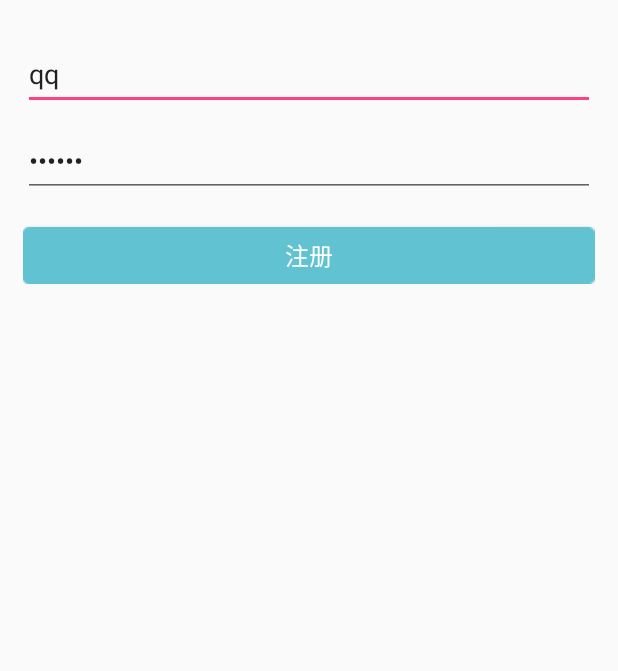
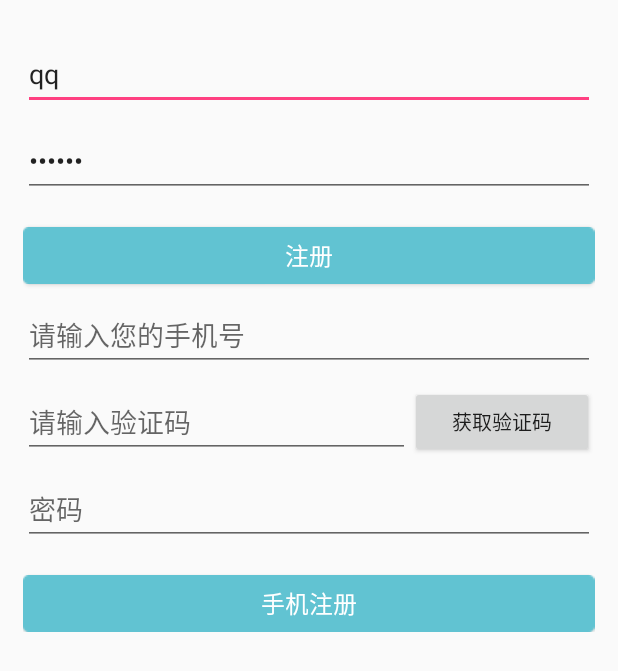
Before and after one commit to Moon0011/Hfapp, an Android app: the RegisterActivity screen opened directly, with no data from a screen before it, after a tap on "注册", on a phone screen of 412 x 824 dp. Shown: the top 671 px of the screen. Run offline under Robolectric (Android 15) with nearby library versions, the phone set to English and light mode, and no system bars; our stand-ins replace ButterKnife, CircleImageView; libraries missing offline, so code that uses them is left out: com.zhy.http, org.kymjs.kjframe, org.xutils.common, org.xutils.http, org.xutils.image and 1 more; 2 statements that could not run were skipped.

Commit message:
1.注册新增手机短信验证

```diff
--- a/app/src/main/java/com/hover/hf/common/Urls.java
+++ b/app/src/main/java/com/hover/hf/common/Urls.java
@@ -11,6 +11,7 @@ public class Urls {
     public static final String REQHOT = String.format("http://%s:%s/%s/public/index.php/index/hqclient/hot", IP, PORT, APP_NAME);
     public static final String LOGIN = String.format("http://%s:%s/%s/public/index.php/index/hqclient/login", IP, PORT, APP_NAME);
     public static final String REGISTER = String.format("http://%s:%s/%s/public/index.php/index/hqclient/register", IP, PORT, APP_NAME);
+    public static final String REGISTER_PHONE = String.format("http://%s:%s/%s/public/index.php/index/hqclient/registersms", IP, PORT, APP_NAME);
     public static final String UPLOADFILE = String.format("http://%s:%s/%s/public/index.php/index/hqclient/upload", IP, PORT, APP_NAME);
     public static final String UPLOADFILE3 = String.format("http://%s:%s/%s/public/index.php?s=/index/hqclient/upload", IP, PORT, APP_NAME);
     public static final String UPLOADFILE2 = String.format("http://%s:%s/%s/public/index.php", IP, PORT, APP_NAME);
--- a/app/src/main/java/com/hover/hf/ui/login/LoginActivity.java
+++ b/app/src/main/java/com/hover/hf/ui/login/LoginActivity.java
@@ -1,5 +1,6 @@
 package com.hover.hf.ui.login;
 
+import android.app.Activity;
 import android.content.Intent;
 import android.os.Bundle;
 import android.support.v7.widget.AppCompatEditText;
@@ -25,6 +26,8 @@ import com.zhy.http.okhttp.OkHttpUtils;
 
 import java.util.Map;
 import java.util.Set;
+import java.util.regex.Matcher;
+import java.util.regex.Pattern;
 
 import butterknife.Bind;
 import butterknife.OnClick;
@@ -229,4 +232,24 @@ public class LoginActivity extends BaseActivity {
         super.onSaveInstanceState(outState);
         UMShareAPI.get(this).onSaveInstanceState(outState);
     }
+
+    //使用正则表达式判断电话号码
+    public static boolean isMobileNO(String tel) {
+        Pattern p = Pattern.compile("^(13[0-9]|15([0-3]|[5-9])|14[5,7,9]|17[1,3,5,6,7,8]|18[0-9])\\d{8}$");
+        Matcher m = p.matcher(tel);
+        System.out.println(m.matches() + "---");
+        return m.matches();
+    }
+
+    //获取验证码信息,进行计时操作
+    private void startCountBack() {
+        ((Activity) mContext).runOnUiThread(new Runnable() {
+            @Override
+            public void run() {
+//                getyanzhengma1.setText(countSeconds + "");
+//                mCountHandler.sendEmptyMessage(0);
+            }
+        });
+    }
+
 }
--- a/app/src/main/java/com/hover/hf/ui/login/RegisterActivity.java
+++ b/app/src/main/java/com/hover/hf/ui/login/RegisterActivity.java
@@ -2,6 +2,7 @@ package com.hover.hf.ui.login;
 
 import android.support.v7.widget.AppCompatEditText;
 import android.util.Log;
+import android.view.View;
 import android.widget.Button;
 import android.widget.Toast;
 
@@ -14,6 +15,11 @@ import com.hover.hf.ui.base.BaseActivity;
 import com.hover.hf.util.CyptoUtils;
 import com.hover.hf.util.TDevice;
 import com.zhy.http.okhttp.OkHttpUtils;
+
+import org.xutils.common.Callback;
+import org.xutils.common.util.LogUtil;
+import org.xutils.http.RequestParams;
+import org.xutils.x;
 
 import butterknife.Bind;
 import butterknife.OnClick;
@@ -30,6 +36,16 @@ public class RegisterActivity extends BaseActivity {
     AppCompatEditText etPassword;
     @Bind(R.id.btn_register)
     Button btnRegister;
+    @Bind(R.id.mobile_login)
+    AppCompatEditText phoneNum;
+    @Bind(R.id.verifi_code)
+    AppCompatEditText verifiCode;
+    @Bind(R.id.btn_getcode)
+    Button btnGetcode;
+    @Bind(R.id.et_password_phone)
+    AppCompatEditText etPasswordPhone;
+    @Bind(R.id.btn_register_phone)
+    Button btnRegisterPhone;
     private String mUserName = "";
     private String mPassword = "";
 
@@ -49,12 +65,45 @@ public class RegisterActivity extends BaseActivity {
         return R.layout.register;
     }
 
-    @OnClick(R.id.btn_register)
-    public void onViewClicked() {
-        mUserName = etUsername.getText().toString();
-        mPassword = etPassword.getText().toString();
-        String pwd = CyptoUtils.encode("hfapp_encode", mPassword);
-        register(mUserName, CyptoUtils.encode("hfapp_encode", mPassword));
+    @OnClick({R.id.btn_register, R.id.btn_getcode, R.id.btn_register_phone})
+    public void onViewClicked(View view) {
+        switch (view.getId()) {
+            case R.id.btn_register:
+                mUserName = etUsername.getText().toString();
+                mPassword = etPassword.getText().toString();
+                String pwd = CyptoUtils.encode("hfapp_encode", mPassword);
+                register(mUserName, CyptoUtils.encode("hfapp_encode", mPassword));
+                break;
+            case R.id.btn_getcode:
+                RequestParams params = new RequestParams(Urls.REGISTER_PHONE);
+                params.addParameter("phonenum", phoneNum.getText().toString().trim());
+                x.http().post(params, new Callback.CommonCallback<String>() {
+                    @Override
+                    public void onSuccess(String result) {
+                        //解析result
+                        LogUtil.e("hw : " + result);
+                    }
+
+                    @Override
+                    public void onError(Throwable ex, boolean isOnCallback) {
+                        LogUtil.e("onError:　" + ex.toString());
+                    }
+
+                    @Override
+                    public void onCancelled(CancelledException cex) {
+
+                    }
+
+                    @Override
+                    public void onFinished() {
+                        LogUtil.e("onCancelled");
+                    }
+                });
+
+                break;
+            case R.id.btn_register_phone:
+                break;
+        }
     }
 
     private boolean prepareForRegister() {
@@ -106,4 +155,5 @@ public class RegisterActivity extends BaseActivity {
                 });
     }
 
+
 }
--- a/app/src/main/res/layout/register.xml
+++ b/app/src/main/res/layout/register.xml
@@ -33,6 +33,58 @@
             android:layout_marginTop="20dp"
             android:text="@string/register" />
 
+        <android.support.v7.widget.AppCompatEditText
+            android:id="@+id/mobile_login"
+            android:layout_width="match_parent"
+            android:layout_height="wrap_content"
+            android:layout_marginTop="10dp"
+            android:gravity="center_vertical"
+            android:hint="请输入您的手机号"
+            android:inputType="number"
+            android:singleLine="true" />
+
+        <LinearLayout
+            android:layout_width="match_parent"
+            android:layout_height="wrap_content"
+            android:layout_marginTop="10dp"
+            android:gravity="center"
+            android:orientation="horizontal">
+
+            <android.support.v7.widget.AppCompatEditText
+                android:id="@+id/verifi_code"
+                android:layout_width="0dp"
+                android:layout_height="wrap_content"
+                android:layout_weight="4"
+                android:gravity="center_vertical"
+                android:hint="请输入验证码"
+                android:inputType="number" />
+
+            <Button
+                android:id="@+id/btn_getcode"
+                android:layout_width="0dp"
+                android:layout_height="wrap_content"
+                android:layout_gravity="center"
+                android:layout_weight="1.9"
+                android:gravity="center"
+                android:text="获取验证码"
+                android:textSize="13sp" />
+        </LinearLayout>
+
+        <android.support.v7.widget.AppCompatEditText
+            android:id="@+id/et_password_phone"
+            android:layout_width="match_parent"
+            android:layout_height="wrap_content"
+            android:layout_marginTop="10dp"
+            android:gravity="center_vertical"
+            android:hint="密码"
+            android:inputType="textPassword"
+            android:singleLine="true" />
+
+        <Button
+            android:id="@+id/btn_register_phone"
+            style="@style/button_common_blue"
+            android:layout_marginTop="20dp"
+            android:text="@string/register_phone" />
     </LinearLayout>
 
 </ScrollView>
--- a/app/src/main/res/values/colors.xml
+++ b/app/src/main/res/values/colors.xml
@@ -14,10 +14,4 @@
     <color name="list_divider_color">#DADADA</color>
 
     <color name="main_green">#24cf5f</color>
-
-
-    <color name="ques_bt_text_color_dark">#6a6a6a</color>
-    <color name="blog_title_text_color_light">#111111</color>
-    <color name="count_text_color_light">#9d9d9d</color>
-
 </resources>
--- a/app/src/main/res/values/strings.xml
+++ b/app/src/main/res/values/strings.xml
@@ -10,6 +10,7 @@
 
     <string name="login">登录</string>
     <string name="register">注册</string>
+    <string name="register_phone">手机注册</string>
     <string name="tip_no_internet">当前没有可用的网络链接</string>
 
 
```
